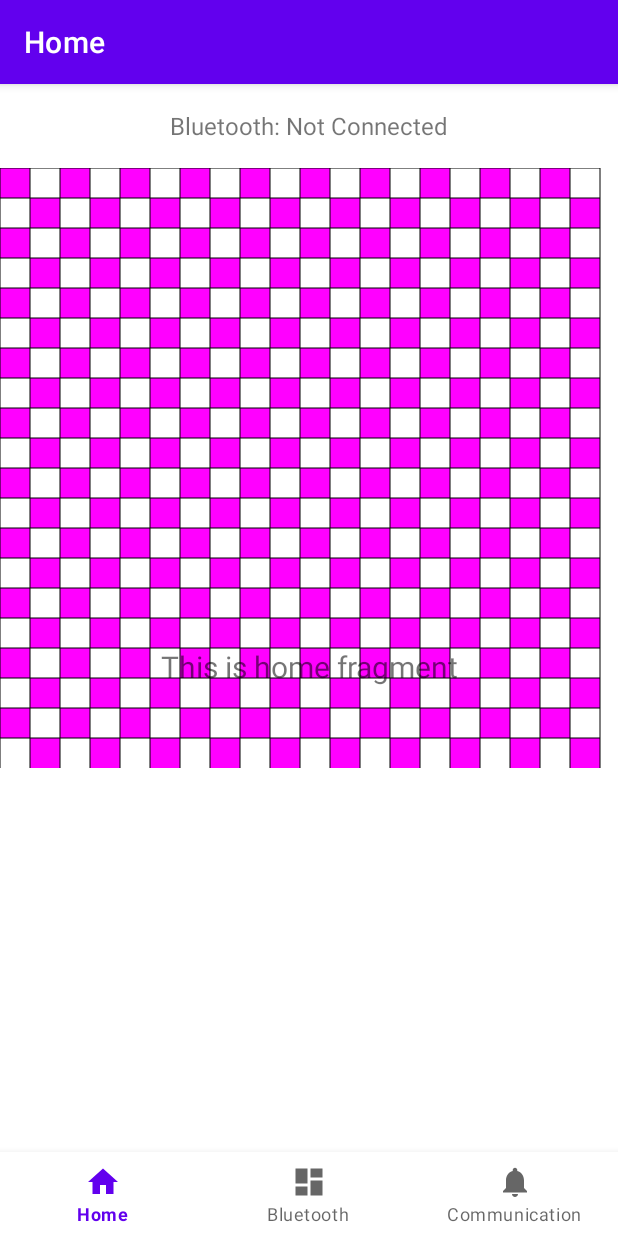
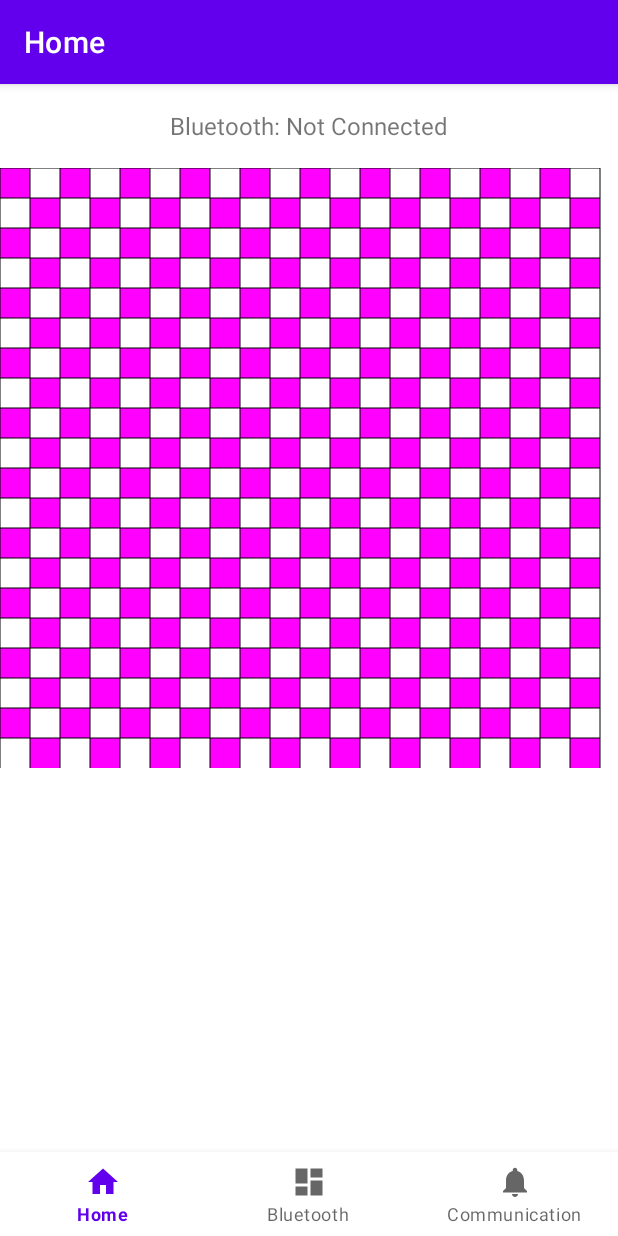
Before and after one commit to NicChoo96/MDP_Group29_Android, an Android app: the screen it shows after launch (MainActivity), on a phone screen of 412 x 824 dp. Run offline under Robolectric (Android 15) with nearby library versions, the phone set to English and light mode, and no system bars; our stand-ins replace navigation-ui.

Commit message:
Removed Home Fragment Default TextView

```diff
--- a/app/src/main/java/com/example/mdp_grp29/ui/home/HomeFragment.java
+++ b/app/src/main/java/com/example/mdp_grp29/ui/home/HomeFragment.java
@@ -28,13 +28,7 @@ public class HomeFragment extends Fragment {
         binding = FragmentHomeBinding.inflate(inflater, container, false);
         View root = binding.getRoot();
 
-        final TextView textView = binding.textHome;
-        homeViewModel.getText().observe(getViewLifecycleOwner(), new Observer<String>() {
-            @Override
-            public void onChanged(@Nullable String s) {
-                textView.setText(s);
-            }
-        });
+
 
         //getActivity().setContentView(R.layout.fragment_home);
         return root;
--- a/app/src/main/res/layout/fragment_home.xml
+++ b/app/src/main/res/layout/fragment_home.xml
@@ -15,18 +15,4 @@
         app:layout_constraintStart_toStartOf="parent"
         app:layout_constraintTop_toTopOf="parent" />
 
-    <TextView
-        android:id="@+id/text_home"
-        android:layout_width="match_parent"
-        android:layout_height="wrap_content"
-        android:layout_marginStart="8dp"
-        android:layout_marginTop="8dp"
-        android:layout_marginEnd="8dp"
-        android:textAlignment="center"
-        android:textSize="20sp"
-        app:layout_constraintBottom_toBottomOf="parent"
-        app:layout_constraintEnd_toEndOf="parent"
-        app:layout_constraintStart_toStartOf="parent"
-        app:layout_constraintTop_toTopOf="parent" />
-
 </androidx.constraintlayout.widget.ConstraintLayout>
```
